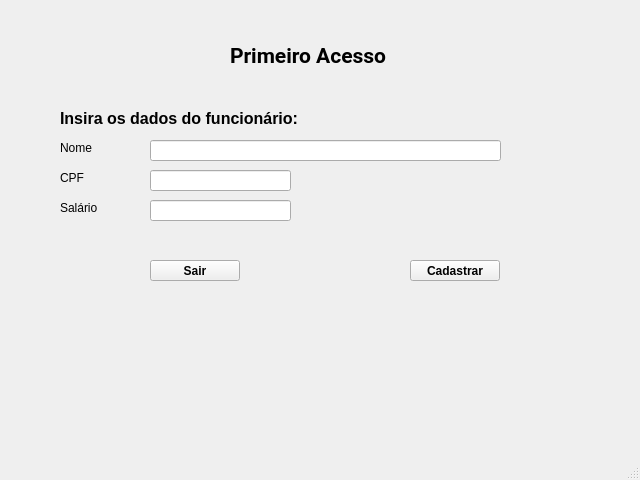
Above: Qt-designer/tela_primeiro_acesso.ui from virgilio09/Controle-de-estoque before the change. Below: the same form after it.
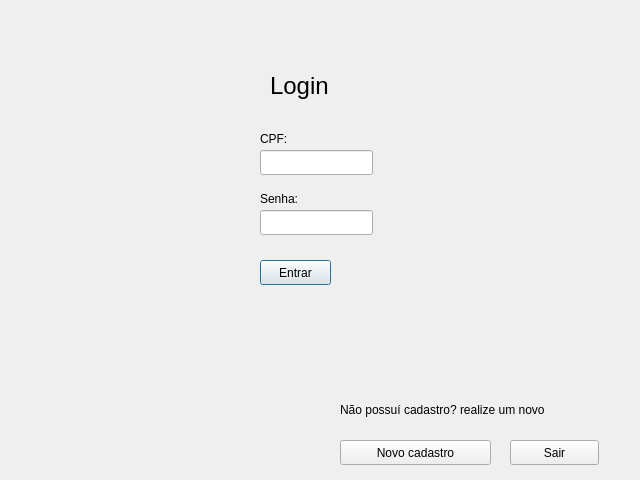
That is the form after the change.

Commit message: Login do usuario

Patch:
```diff
--- a/Qt-designer/tela_primeiro_acesso.ui
+++ b/Qt-designer/tela_primeiro_acesso.ui
@@ -1,7 +1,7 @@
 <?xml version="1.0" encoding="UTF-8"?>
 <ui version="4.0">
- <class>MainWindow</class>
- <widget class="QMainWindow" name="MainWindow">
+ <class>Dialog</class>
+ <widget class="QDialog" name="Dialog">
   <property name="geometry">
    <rect>
     <x>0</x>
@@ -13,157 +13,122 @@
   <property name="windowTitle">
    <string>Controle de Estoque</string>
   </property>
-  <widget class="QWidget" name="centralwidget">
-   <widget class="QPushButton" name="pushButton">
-    <property name="geometry">
-     <rect>
-      <x>410</x>
-      <y>260</y>
-      <width>90</width>
-      <height>21</height>
-     </rect>
-    </property>
-    <property name="font">
-     <font>
-      <weight>75</weight>
-      <bold>true</bold>
-     </font>
-    </property>
-    <property name="text">
-     <string>Cadastrar</string>
-    </property>
-   </widget>
-   <widget class="QLineEdit" name="lineEdit_2">
-    <property name="geometry">
-     <rect>
-      <x>150</x>
-      <y>170</y>
-      <width>141</width>
-      <height>21</height>
-     </rect>
-    </property>
-   </widget>
-   <widget class="QLabel" name="label_4">
-    <property name="geometry">
-     <rect>
-      <x>60</x>
-      <y>170</y>
-      <width>58</width>
-      <height>16</height>
-     </rect>
-    </property>
-    <property name="text">
-     <string>CPF</string>
-    </property>
-   </widget>
-   <widget class="QLineEdit" name="lineEdit_3">
-    <property name="geometry">
-     <rect>
-      <x>150</x>
-      <y>200</y>
-      <width>141</width>
-      <height>21</height>
-     </rect>
-    </property>
-   </widget>
    <widget class="QLabel" name="label">
     <property name="geometry">
      <rect>
-      <x>230</x>
-      <y>40</y>
-      <width>171</width>
+     <x>270</x>
+     <y>70</y>
+     <width>81</width>
       <height>31</height>
      </rect>
     </property>
     <property name="font">
      <font>
-      <family>Roboto</family>
-      <pointsize>16</pointsize>
-      <weight>75</weight>
-      <bold>true</bold>
+     <pointsize>18</pointsize>
      </font>
     </property>
     <property name="text">
-     <string>Primeiro Acesso</string>
-    </property>
-   </widget>
-   <widget class="QLabel" name="label_3">
-    <property name="geometry">
-     <rect>
-      <x>60</x>
-      <y>140</y>
-      <width>41</width>
-      <height>16</height>
-     </rect>
-    </property>
-    <property name="text">
-     <string>Nome</string>
+    <string>Login</string>
     </property>
    </widget>
    <widget class="QLabel" name="label_2">
     <property name="geometry">
      <rect>
-      <x>60</x>
-      <y>110</y>
-      <width>261</width>
-      <height>16</height>
-     </rect>
-    </property>
-    <property name="font">
-     <font>
-      <pointsize>12</pointsize>
-      <weight>75</weight>
-      <bold>true</bold>
-     </font>
-    </property>
+     <x>260</x>
+     <y>130</y>
+     <width>67</width>
+     <height>17</height>
+    </rect>
+   </property>
+   <property name="text">
+    <string>CPF:</string>
+   </property>
+  </widget>
+  <widget class="QLabel" name="label_3">
+   <property name="geometry">
+    <rect>
+     <x>260</x>
+     <y>190</y>
+     <width>67</width>
+     <height>17</height>
+    </rect>
+   </property>
     <property name="text">
-     <string>Insira os dados do funcionário:</string>
+    <string>Senha:</string>
     </property>
    </widget>
    <widget class="QLineEdit" name="lineEdit">
     <property name="geometry">
      <rect>
-      <x>150</x>
-      <y>140</y>
-      <width>351</width>
-      <height>21</height>
+     <x>260</x>
+     <y>150</y>
+     <width>113</width>
+     <height>25</height>
      </rect>
     </property>
    </widget>
-   <widget class="QLabel" name="label_5">
+  <widget class="QLineEdit" name="lineEdit_2">
     <property name="geometry">
      <rect>
-      <x>60</x>
-      <y>200</y>
-      <width>58</width>
-      <height>16</height>
+     <x>260</x>
+     <y>210</y>
+     <width>113</width>
+     <height>25</height>
+    </rect>
+   </property>
+  </widget>
+  <widget class="QPushButton" name="pushButton">
+   <property name="geometry">
+    <rect>
+     <x>260</x>
+     <y>260</y>
+     <width>71</width>
+     <height>25</height>
      </rect>
     </property>
     <property name="text">
-     <string>Salário</string>
+    <string>Entrar</string>
     </property>
    </widget>
    <widget class="QPushButton" name="pushButton_2">
     <property name="geometry">
      <rect>
-      <x>150</x>
-      <y>260</y>
-      <width>90</width>
-      <height>21</height>
-     </rect>
-    </property>
-    <property name="font">
-     <font>
-      <weight>75</weight>
-      <bold>true</bold>
-     </font>
-    </property>
+     <x>510</x>
+     <y>440</y>
+     <width>89</width>
+     <height>25</height>
+    </rect>
+   </property>
     <property name="text">
      <string>Sair</string>
     </property>
    </widget>
+  <widget class="QPushButton" name="pushButton_3">
+   <property name="geometry">
+    <rect>
+     <x>340</x>
+     <y>440</y>
+     <width>151</width>
+     <height>25</height>
+    </rect>
+   </property>
+   <property name="text">
+    <string>Novo cadastro</string>
+   </property>
   </widget>
-  <widget class="QStatusBar" name="statusbar"/>
+  <widget class="QLabel" name="label_4">
+   <property name="geometry">
+    <rect>
+     <x>340</x>
+     <y>400</y>
+     <width>271</width>
+     <height>20</height>
+    </rect>
+   </property>
+   <property name="text">
+    <string>Não possuí cadastro? realize um novo</string>
+   </property>
+  </widget>
  </widget>
  <resources/>
  <connections/>
```
Left out of the diff: 2 changed lines with no effect on the pictures. Lines whose indentation alone changed are shown as unchanged. The commit also changes 14 other files.
